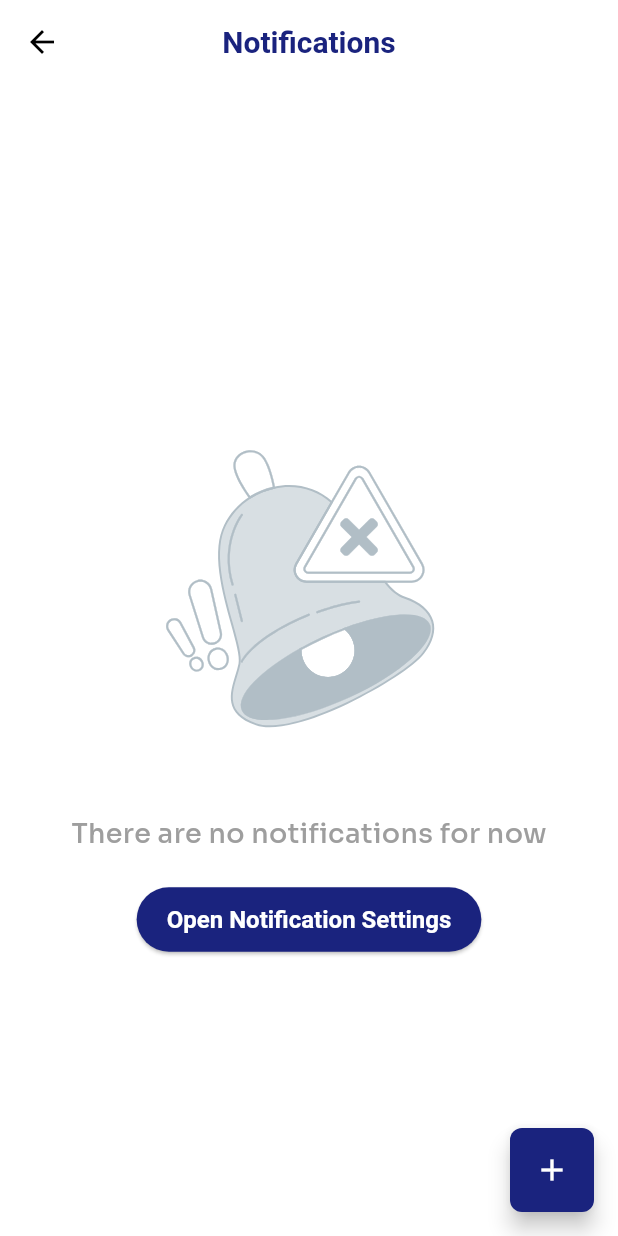
After one commit to mdarafat1570/K-PathShala, a Flutter app: the NotificationsPage screen opened directly, after a tap on "Open Notification Settings", on a phone screen of 412 x 824 dp. The commit adds this screen. Run offline on Flutter 3.47's test engine with Material 3 defaults, Android fonts, the phone set to English and light mode, and no system bars; our stand-ins replace flutter_svg, image_picker, intl_phone_field, pinput; missing offline and left inert: android_intent_plus, custom_button_builder.

Commit message:
Notification page UI add

```diff
--- /dev/null
+++ b/lib/view/Notifications/notifications_page.dart
@@ -0,0 +1,76 @@
+import 'package:android_intent_plus/android_intent.dart';
+import 'package:flutter/material.dart';
+import 'package:flutter_svg/flutter_svg.dart';
+import 'package:kpathshala/app_theme/app_color.dart';
+import 'package:kpathshala/view/common_widget/custom_text.dart.dart';
+
+class NotificationsPage extends StatefulWidget {
+  const NotificationsPage({super.key});
+
+  @override
+  State<NotificationsPage> createState() => _NotificationsPageState();
+}
+
+class _NotificationsPageState extends State<NotificationsPage> {
+  @override
+  Widget build(BuildContext context) {
+    return Scaffold(
+      backgroundColor: AppColor.white,
+      appBar: AppBar(
+        title: const Text('Notifications'),
+        leading: IconButton(
+          icon: const Icon(
+            Icons.arrow_back,
+            color: AppColor.black,
+          ),
+          onPressed: () {
+            Navigator.of(context).pop();
+          },
+        ),
+      ),
+      body: Center(
+        child: Column(
+          mainAxisAlignment: MainAxisAlignment.center,
+          children: <Widget>[
+            SvgPicture.asset(
+              'assets/Notifications_Empty.svg',
+              height: 300,
+              width: 300,
+            ),
+            customText("There are no notifications for now", TextType.subtitle),
+            const SizedBox(height: 20),
+            ElevatedButton(
+              onPressed: _openNotificationSettings,
+              child: const Text('Open Notification Settings'),
+            ),
+          ],
+        ),
+      ),
+      // Snackbar
+      floatingActionButton: FloatingActionButton(
+        onPressed: () {
+          final snackBar = SnackBar(
+            content: const Text('This is a Snake notification!'),
+            action: SnackBarAction(
+              label: 'Undo',
+              onPressed: () {},
+            ),
+          );
+
+          ScaffoldMessenger.of(context).showSnackBar(snackBar);
+        },
+        child: const Icon(Icons.add),
+      ),
+    );
+  }
+
+  Future<void> _openNotificationSettings() async {
+    const AndroidIntent intent = AndroidIntent(
+      action: 'android.settings.APP_NOTIFICATION_SETTINGS',
+      arguments: <String, dynamic>{
+        'android.provider.extra.APP_PACKAGE': 'com.inferloom.kpathshala',
+      },
+    );
+    await intent.launch();
+  }
+}
--- a/pubspec.yaml
+++ b/pubspec.yaml
@@ -21,6 +21,8 @@ dependencies:
   pinput: ^5.0.0
   image_picker: ^1.1.2
   fui_kit: ^2.0.2
+  android_intent_plus: ^5.1.0
+  device_info_plus: ^10.1.2
 
 dev_dependencies:
   flutter_test:
```
Also changed, not shown: lib/view/navigationbar/navigation_bar.dart (+5 -4 lines), assets/Notifications_Empty.svg (added), pubspec.lock, 1 other file.
